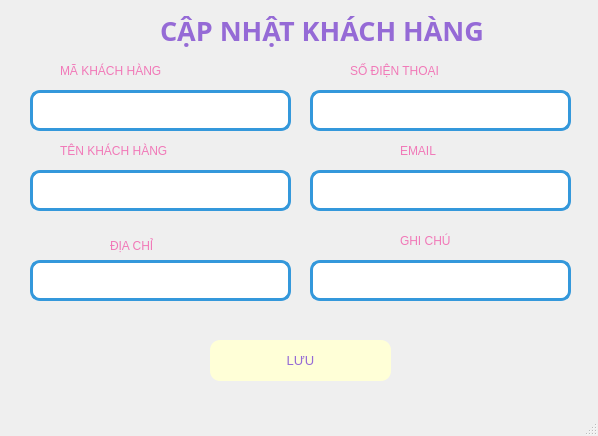
Before: the Qt Designer form KhachHang/updateKH.ui in minhngoc22/Pet-Store, drawn with Qt 5.
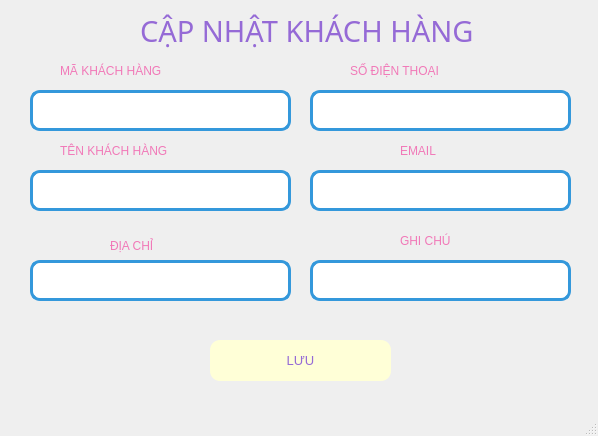
After: the same form once the commit is applied.

Diff of the .ui file:
```diff
--- a/KhachHang/updateKH.ui
+++ b/KhachHang/updateKH.ui
@@ -32,18 +32,19 @@
    <widget class="QLabel" name="labelTitle">
     <property name="geometry">
      <rect>
-      <x>90</x>
+      <x>60</x>
       <y>10</y>
-      <width>471</width>
+      <width>501</width>
       <height>41</height>
      </rect>
     </property>
     <property name="font">
      <font>
-      <family>Arial Black</family>
-      <pointsize>20</pointsize>
-      <weight>75</weight>
-      <bold>true</bold>
+      <family>Segoe UI Black</family>
+      <pointsize>22</pointsize>
+      <weight>10</weight>
+      <italic>false</italic>
+      <bold>false</bold>
      </font>
     </property>
     <property name="styleSheet">
```
Left out of the diff: 4 changed lines with no effect on the pictures.
